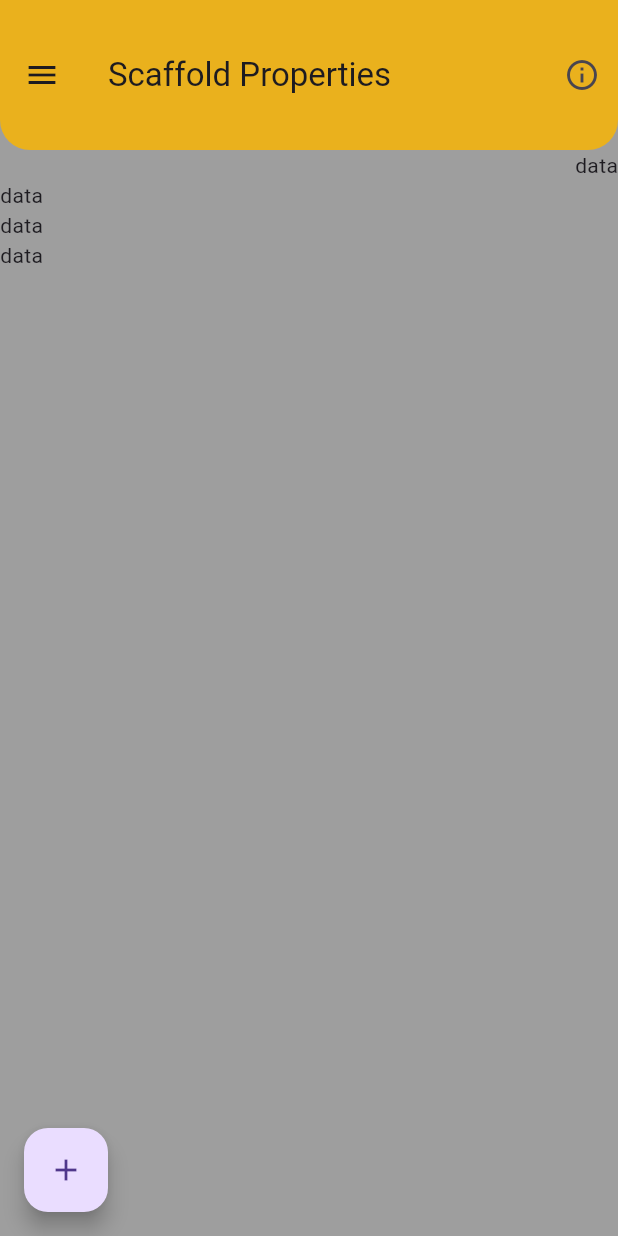
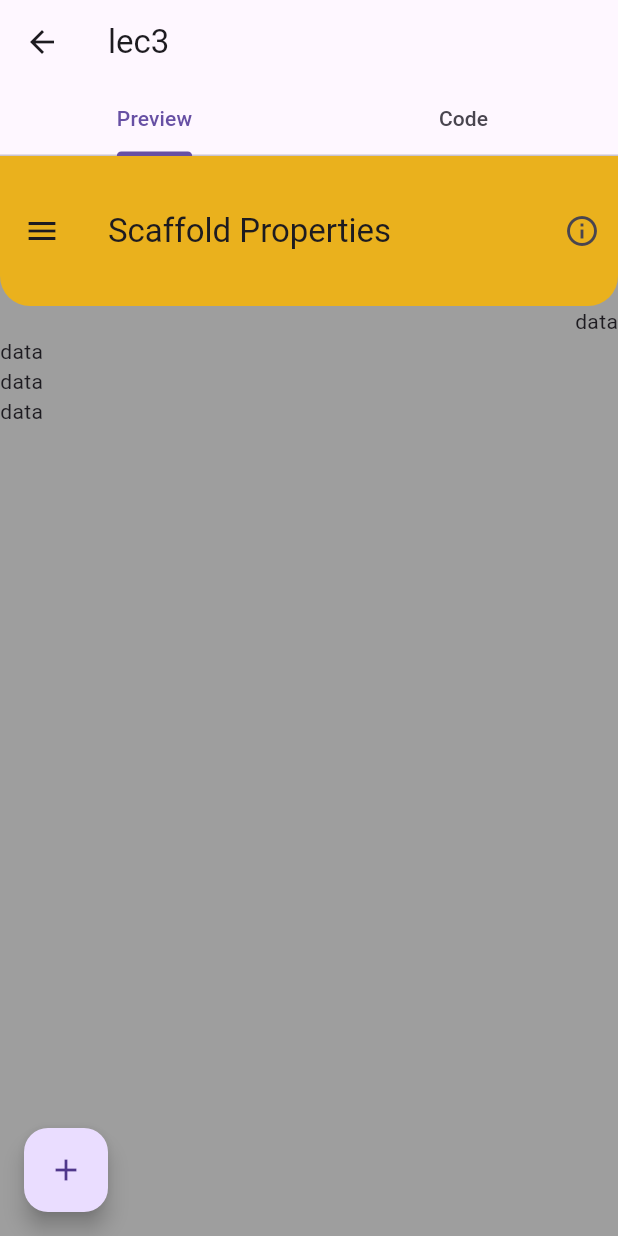
Before and after one commit to AgMarwanAg/componentkit, a Flutter app: the screen it shows after launch, after a tap on "Lec3", on a phone screen of 412 x 824 dp. Run offline on Flutter 3.47's test engine with Material 3 defaults, Android fonts, the phone set to English and light mode, and no system bars; our stand-ins replace flutter_highlight.

Commit message:
refacor all app

```diff
--- a/lib/code_view/code_view.dart
+++ b/lib/code_view/code_view.dart
@@ -2,20 +2,22 @@
 import 'package:flutter/material.dart';
 import 'package:flutter/services.dart';
 import 'package:flutter_highlight/flutter_highlight.dart';
-import 'package:flutter_highlight/themes/github.dart'; // A default theme
 
 class CodeView extends StatelessWidget {
-  final Widget screen;
-
-  final Map<String, TextStyle> theme;
+  final Widget child;
+  final String path;
 
   final double? fontSize;
 
-  const CodeView({super.key, required this.screen, this.theme = githubTheme, this.fontSize = 14.0});
+  const CodeView({super.key, required this.child, required this.path, this.fontSize = 14.0});
 
   @override
   Widget build(BuildContext context) {
-    return DefaultTabController(
+    return Scaffold(
+      appBar: AppBar(
+        title: Text(path.replaceAll('/', '')),
+      ),
+      body: DefaultTabController(
         length: 2,
         child: Scaffold(
           body: Column(
@@ -29,9 +31,9 @@ class CodeView extends StatelessWidget {
               Expanded(
                 child: TabBarView(
                   children: [
-                  screen,
+                    child,
                     FutureBuilder(
-                    future: rootBundle.loadString('lib/lec2.dart'),
+                      future: rootBundle.loadString('lib$path.dart'),
                       builder: (context, snapshot) {
                         if (snapshot.connectionState == ConnectionState.waiting) {
                           return const Center(child: CircularProgressIndicator());
@@ -46,8 +48,7 @@ class CodeView extends StatelessWidget {
                               child: HighlightView(
                                 snapshot.data!,
                                 language: 'dart',
-                              theme: theme,
-                              textStyle: TextStyle(fontSize: fontSize, color: theme['root']?.color),
+                                theme: githubTheme,
                               ),
                             ),
                           );
@@ -61,6 +62,40 @@ class CodeView extends StatelessWidget {
             ],
           ),
         ),
+      ),
     );
   }
 }
+
+const githubTheme = {
+  'root': TextStyle(color: Colors.black),
+  'comment': TextStyle(color: Color(0xff999988), fontStyle: FontStyle.italic),
+  'quote': TextStyle(color: Color(0xff999988), fontStyle: FontStyle.italic),
+  'keyword': TextStyle(color: Colors.blueAccent, fontWeight: FontWeight.bold),
+  'selector-tag': TextStyle(color: Color(0xff333333), fontWeight: FontWeight.bold),
+  'subst': TextStyle(color: Color(0xff333333), fontWeight: FontWeight.normal),
+  'number': TextStyle(color: Color(0xff008080)),
+  'literal': TextStyle(color: Color(0xff008080)),
+  'variable': TextStyle(color: Color(0xff008080)),
+  'template-variable': TextStyle(color: Color(0xff008080)),
+  'string': TextStyle(color: Color(0xffdd1144)),
+  'doctag': TextStyle(color: Color(0xffdd1144)),
+  'title': TextStyle(color: Color(0xff990000), fontWeight: FontWeight.bold),
+  'section': TextStyle(color: Color(0xff990000), fontWeight: FontWeight.bold),
+  'selector-id': TextStyle(color: Color(0xff990000), fontWeight: FontWeight.bold),
+  'type': TextStyle(color: Color(0xff445588), fontWeight: FontWeight.bold),
+  'tag': TextStyle(color: Color(0xff000080), fontWeight: FontWeight.normal),
+  'name': TextStyle(color: Color(0xff000080), fontWeight: FontWeight.normal),
+  'attribute': TextStyle(color: Color(0xff000080), fontWeight: FontWeight.normal),
+  'regexp': TextStyle(color: Color(0xff009926)),
+  'link': TextStyle(color: Color(0xff009926)),
+  'symbol': TextStyle(color: Color(0xff990073)),
+  'bullet': TextStyle(color: Color(0xff990073)),
+  'built_in': TextStyle(color: Color(0xff0086b3)),
+  'builtin-name': TextStyle(color: Color(0xff0086b3)),
+  'meta': TextStyle(color: Color(0xff999999), fontWeight: FontWeight.bold),
+  'deletion': TextStyle(backgroundColor: Color(0xffffdddd)),
+  'addition': TextStyle(backgroundColor: Color(0xffddffdd)),
+  'emphasis': TextStyle(fontStyle: FontStyle.italic),
+  'strong': TextStyle(fontWeight: FontWeight.bold),
+};
--- a/lib/home_screen.dart
+++ b/lib/home_screen.dart
@@ -1,3 +1,4 @@
+import 'package:componentkit/lec2.dart';
 import 'package:flutter/material.dart';
 
 class HomeScreen extends StatelessWidget {
@@ -30,14 +31,8 @@ class HomeScreen extends StatelessWidget {
       appBar: AppBar(
         scrolledUnderElevation: 0,
         backgroundColor: const Color(0xFFF8F9FA),
-        leading: IconButton(
-          icon: const Icon(Icons.arrow_back, color: Colors.black),
-          onPressed: () {
-            // TODO: Implement navigation logic
-          },
-        ),
         title: const Text(
-          'Flutter Components',
+          'Flutter Component Kit',
           style: TextStyle(color: Colors.black, fontWeight: FontWeight.bold),
         ),
       ),
@@ -61,7 +56,7 @@ class HomeScreen extends StatelessWidget {
           label: component['label'] as String,
           onPressed: () {
             if (component['label'] == "Lec2") {
-              Navigator.pushNamed(context, '/lec2');
+              Navigator.pushNamed(context, Lec2.path);
             }
             if (component['label'] == "Lec3") {
               Navigator.pushNamed(context, '/lec3');
--- a/lib/lec2.dart
+++ b/lib/lec2.dart
@@ -1,7 +1,8 @@
+import 'package:componentkit/code_view/code_view.dart';
 import 'package:flutter/material.dart';
 
 class Lec2 extends StatelessWidget {
-  static const String routeName = '/lec2';
+  static const String path = '/lec2';
   const Lec2({super.key});
 
   @override
--- a/lib/lec_3.dart
+++ b/lib/lec3.dart
@@ -1,19 +1,15 @@
 import 'package:flutter/material.dart';
 
-class Lec3 extends StatefulWidget {
-  static const String routeName = '/lec3';
+
+class Lec3 extends StatelessWidget {
+    static const String path = '/lec3';
+
   const Lec3({super.key});
 
-  @override
-  State<Lec3> createState() => _Lec3State();
-}
-
-class _Lec3State extends State<Lec3> {
   @override
   Widget build(BuildContext context) {
     return Scaffold(
       backgroundColor: Colors.grey,
-
       appBar: AppBar(
         toolbarHeight: 100,
         backgroundColor: Colors.amber,
@@ -33,20 +29,8 @@ class _Lec3State extends State<Lec3> {
           Text('data'),
         ],
       ),
-      // GridView.count(crossAxisCount: 2, crossAxisSpacing: 5, children: [Card(), Placeholder(), Placeholder()]),
-      // Center(
-      //   child: Padding(
-      //     padding: const EdgeInsets.all(16.0),
-      //     child: Column(
-      //       mainAxisAlignment: MainAxisAlignment.center,
-      //       children: [const Text('This is the body of the Scaffold.', style: TextStyle(fontSize: 18), textAlign: TextAlign.center)],
-      //     ),
-      //   ),
-      // ),
       floatingActionButton: FloatingActionButton(onPressed: () {}, child: const Icon(Icons.add)),
-
       floatingActionButtonLocation: FloatingActionButtonLocation.startFloat,
-
       drawer: Drawer(
         child: ListView(
           padding: EdgeInsets.zero,
--- a/lib/main.dart
+++ b/lib/main.dart
@@ -1,6 +1,7 @@
+import 'package:componentkit/code_view/code_view.dart';
 import 'package:componentkit/home_screen.dart';
 import 'package:componentkit/lec2.dart';
-import 'package:componentkit/lec_3.dart';
+import 'package:componentkit/lec3.dart';
 import 'package:componentkit/test.dart';
 import 'package:flutter/material.dart';
 
@@ -8,7 +9,12 @@ void main() {
   runApp(
     MaterialApp(
       debugShowCheckedModeBanner: false,
-      routes: {'/': (context) => HomeScreen(), Lec2.routeName: (context) => Lec2(), Lec3.routeName: (context) => Lec3(), Test.routeName: (context) => Test()},
+      routes: {
+        '/': (context) => HomeScreen(),
+        Lec2.path: (context) => CodeView(child: Lec2(), path: Lec2.path),
+        Lec3.path: (context) => CodeView(child: Lec3(), path: Lec3.path),
+        // Test.routeName: (context) => Test(),
+      },
     ),
   );
 }
--- a/lib/test.dart
+++ b/lib/test.dart
@@ -2,20 +2,20 @@ import 'package:componentkit/code_view/code_view.dart';
 import 'package:componentkit/lec2.dart';
 import 'package:flutter/material.dart';
 
-class Test extends StatefulWidget {
-  static const String routeName = '/test';
-  const Test({super.key});
+// class Test extends StatefulWidget {
+//   static const String routeName = '/test';
+//   const Test({super.key});
 
-  @override
-  State<Test> createState() => _TestState();
-}
+//   @override
+//   State<Test> createState() => _TestState();
+// }
 
-class _TestState extends State<Test> {
-  @override
-  Widget build(BuildContext context) {
-    return Scaffold(
-      appBar: AppBar(),
-      body: CodeView(screen: Lec2()),
-    );
-  }
-}
+// class _TestState extends State<Test> {
+//   @override
+//   Widget build(BuildContext context) {
+//     return Scaffold(
+//       appBar: AppBar(),
+//       body: CodeView(screen: Lec2()),
+//     );
+//   }
+// }
--- a/pubspec.yaml
+++ b/pubspec.yaml
@@ -4,7 +4,7 @@ publish_to: 'none'
 version: 0.1.0
 
 environment:
-  sdk: ^3.8.1
+  sdk: ^3.5.1
 
 dependencies:
   flutter:
```
Also changed, not shown: lib/code_view/code_display.dart (deleted, +0 -40 lines), pubspec.lock. Lines whose indentation alone changed are shown as unchanged.
